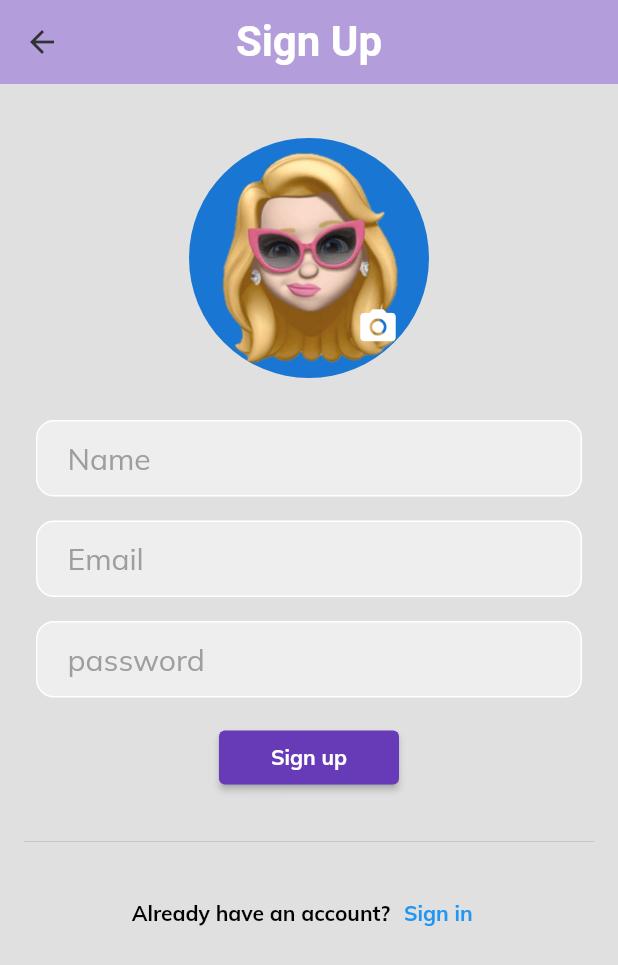
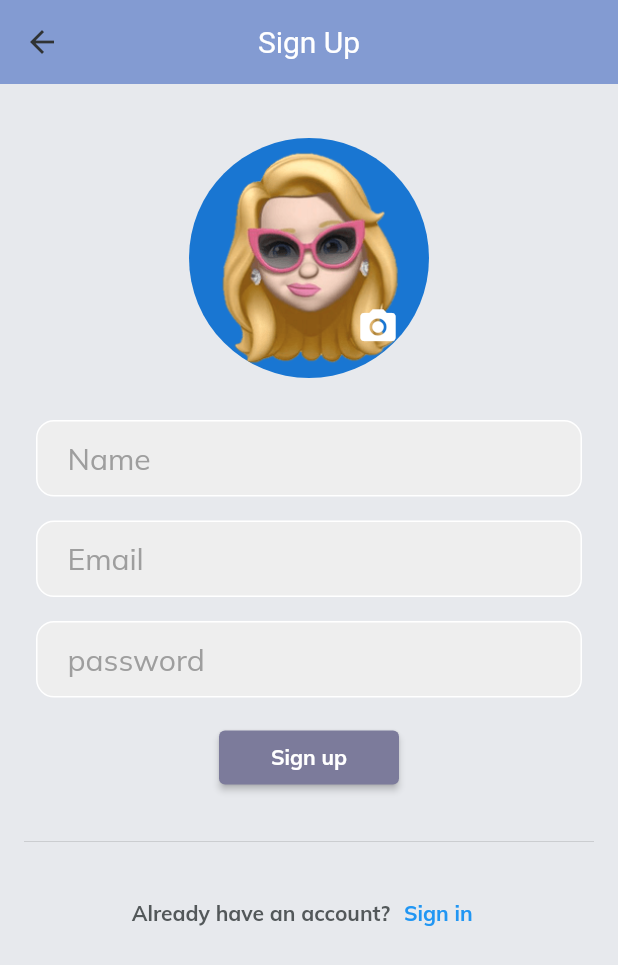
Before and after one commit to UoB-IBM-TextMessaging-Team/ar_ai_textmessaging_main, a Flutter app: the SignUpScreen screen opened directly, on a phone screen of 412 x 824 dp. Shown: the top 965 px of the screen. Run offline on Flutter 3.47's test engine with Material 2 defaults, Android fonts, the phone set to English and light mode, and no system bars; our stand-ins replace cached_network_image, cloud_firestore, cloud_functions, faker, firebase_auth, firebase_core and 8 more; missing offline and left inert: algolia, stream_chat_flutter_core; accounts and stored records are empty.

Commit message:
UI optimize, image picker sheet enclosing

```diff
--- a/lib/app_theme.dart
+++ b/lib/app_theme.dart
@@ -11,6 +11,7 @@ class MyTheme {
   static Color kAccentColor = const Color(0xffFCAAAB);
   static Color kAccentColorVariant = Color(0xffF7A3A2);
   static Color kUnreadChatBG = Color(0xffEE1D1D);
+  static Color AppBarTheme = Color.fromARGB(255, 131, 155, 210);
 
   static final TextStyle kAppTitle = GoogleFonts.grandHotel(
       fontSize: 36, color: Colors.white); // change color here <======
--- a/lib/screens/home_screen.dart
+++ b/lib/screens/home_screen.dart
@@ -170,7 +170,7 @@ class _HomePageState extends State<HomePage> {
         ),
 
         // 背景色
-        backgroundColor: Color.fromARGB(255, 131, 155, 210), // 决定主页背景色 《======
+        backgroundColor: MyTheme.AppBarTheme, // 决定主页背景色 《======
 
         // body pages
         body: Ink(
--- a/lib/screens/sign_up_screen.dart
+++ b/lib/screens/sign_up_screen.dart
@@ -286,6 +286,7 @@ import 'package:stream_chat_flutter_core/stream_chat_flutter_core.dart' as core;
 import 'package:cloud_firestore/cloud_firestore.dart';
 
 import '../app.dart';
+import '../app_theme.dart';
 import 'home_screen.dart';
 
 class SignUpScreen extends StatefulWidget {
@@ -469,16 +470,16 @@ class _SignUpScreenState extends State<SignUpScreen> {
   @override
   Widget build(BuildContext context) {
     return Scaffold(
-      backgroundColor: Colors.grey[300],
+      backgroundColor: Theme.of(context).cardColor,
 
       appBar: AppBar(
         title: const Text(
           'Sign Up',
           style: TextStyle(
-              fontWeight: FontWeight.bold, fontSize: 28, color: Colors.white),
+              fontWeight: FontWeight.normal, fontSize: 20, color: Colors.white),
         ),
         centerTitle: true,
-        backgroundColor: Colors.deepPurple[200],
+        backgroundColor: MyTheme.AppBarTheme,
         elevation: 0,
       ),
       // backgroundColor: Theme.of(context).cardColor,
@@ -587,7 +588,7 @@ class _SignUpScreenState extends State<SignUpScreen> {
                         padding: const EdgeInsets.all(8.0),
                         child: ElevatedButton(
                           style: ElevatedButton.styleFrom(
-                            primary: Colors.deepPurple, // background
+                            primary: MyTheme.kPrimaryColor, // background
                             onPrimary: Colors.white, // foreground
                             fixedSize: Size(120, 20),
                           ),
@@ -608,7 +609,7 @@ class _SignUpScreenState extends State<SignUpScreen> {
                           Text(
                             'Already have an account?',
                             style: TextStyle(
-                                color: Colors.black,
+                                //color: Colors.black,
                                 fontWeight: FontWeight.bold),
                             // style: Theme.of(context).textTheme.subtitle2),
                           ),
@@ -688,6 +689,7 @@ class _SignUpScreenState extends State<SignUpScreen> {
                 icon: const Icon(Icons.camera),
                 onPressed: () {
                   takePhoto(ImageSource.camera);
+                  Navigator.of(context).pop();
                 },
                 label: const Text("Camera"),
               ),
@@ -695,6 +697,7 @@ class _SignUpScreenState extends State<SignUpScreen> {
                 icon: const Icon(Icons.image),
                 onPressed: () {
                   takePhoto(ImageSource.gallery);
+                  Navigator.of(context).pop();
                 },
                 label: const Text("Gallery"),
               )
```
Also changed, not shown: lib/screens/user_setting.dart (+5 -4 lines).
